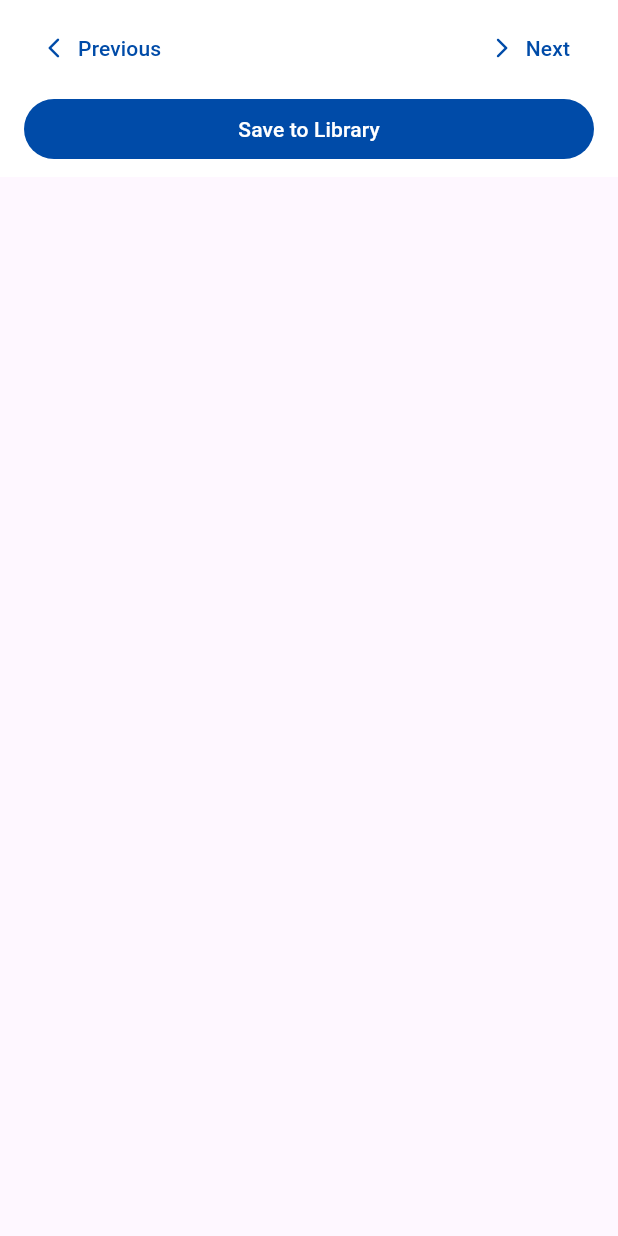
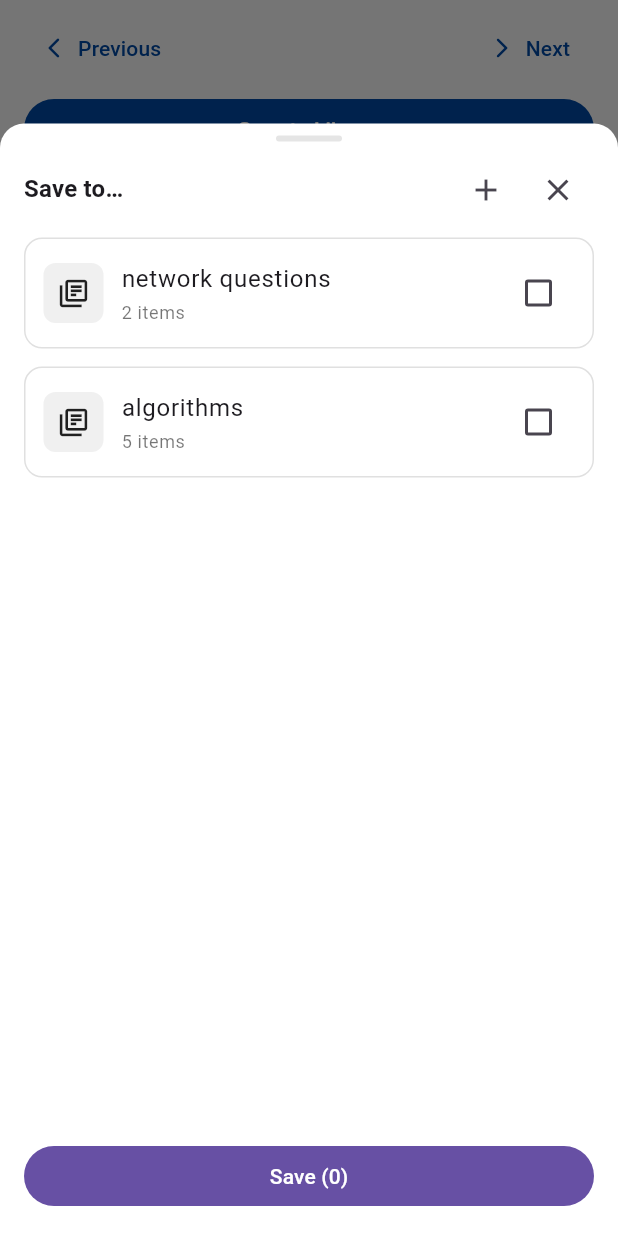
Before and after one commit to eminesenaa/mobile-interview-platform, a Flutter app: the ReviewActionBar widget shown alone on an empty page, opened directly with empty values, after a tap on "Save to Library", on a phone screen of 412 x 824 dp. Run offline on Flutter 3.47's test engine with Material 3 defaults, Android fonts, the phone set to English and light mode, and no system bars; drawn by our look-alikes of overlay_support; our stand-ins replace awesome_bottom_bar, cloud_firestore, equatable, firebase_auth, firebase_core, firebase_storage and 10 more; missing offline and left inert: flutter_code_editor, highlight, markdown; accounts and stored records are empty.

```diff
--- a/lib/main.dart
+++ b/lib/main.dart
@@ -1,8 +1,6 @@
 import 'package:flutter/material.dart';
 import 'package:get/get.dart';
 import 'package:firebase_core/firebase_core.dart';
-import 'package:interview_project/pages/exam/exam_test_page.dart';
-
 import 'constants/colors.dart';
 import 'firebase_options.dart';
 import 'pages/auth/login_page.dart';
@@ -69,7 +67,6 @@ class MyApp extends StatelessWidget {
           return auth.user != null ? MainView() : const LoginPage();
         },
       ),
-      //home: ExamTestPage(),
     );
   }
 }
--- a/lib/pages/exam/exam_review_page.dart
+++ b/lib/pages/exam/exam_review_page.dart
@@ -152,11 +152,6 @@ class ExamReviewPage extends StatelessWidget {
             ReviewActionBar(
               onPrev: c.prev,
               onNext: c.next,
-              onSave: () {
-                ScaffoldMessenger.of(context).showSnackBar(
-                  const SnackBar(content: Text('Exam saved to your library.')),
-                );
-              },
               onNavigator: () {
                 showGeneralDialog(
                   context: context,
@@ -178,6 +173,7 @@ class ExamReviewPage extends StatelessWidget {
                   },
                 );
               },
+              examId: exam.id,
             ),
           ],
         ),
--- a/lib/pages/exam/question_widgets/exam_coding_editor_page.dart
+++ b/lib/pages/exam/question_widgets/exam_coding_editor_page.dart
@@ -36,11 +36,13 @@ class ExamCodingEditorPage extends StatelessWidget {
     final template = question.codeTemplate ?? '';
     if (c.code.value.isEmpty && template.isNotEmpty) {
       // Eğer ilk defa açılıyorsa, template'i controller'a yaz
-
       if (examId != null) {
-        c.updateCode(template, examId, question.id);
+        WidgetsBinding.instance.addPostFrameCallback((_) {
+          c.updateCode(template, examId!, question.id);
+        });
       }
     }
+
 
     // CodeField controller
     final codeController = CodeController(
--- a/lib/pages/exam/widgets/review_action_bar.dart
+++ b/lib/pages/exam/widgets/review_action_bar.dart
@@ -1,19 +1,21 @@
 // lib/pages/exam/widgets/review_action_bar.dart
 import 'package:flutter/material.dart';
+import 'package:interview_project/pages/library/widgets/save_exam_to_collection_sheet.dart';
 import '../../../constants/colors.dart';
 
 class ReviewActionBar extends StatelessWidget {
   final VoidCallback onPrev;
   final VoidCallback onNext;
-  final VoidCallback onSave;
   final VoidCallback onNavigator;
+  final String examId;
+
 
   const ReviewActionBar({
     super.key,
     required this.onPrev,
     required this.onNext,
-    required this.onSave,
     required this.onNavigator,
+    required this.examId,
   });
 
   @override
@@ -46,20 +48,27 @@ class ReviewActionBar extends StatelessWidget {
             ],
           ),
           const SizedBox(height: 6),
-          // Alt: Submit (renkli ve ortalı)
+
+          // Alt: Save Exam (renkli ve ortalı)
           SizedBox(
             width: double.infinity,
             child: FilledButton(
-              onPressed: onSave,
               style: FilledButton.styleFrom(
                 backgroundColor: primaryColor,
               ),
-              child: const Text('Save to Library'),
+              onPressed: () {
+                showModalBottomSheet(
+                  context: context,
+                  isScrollControlled: true,
+                  backgroundColor: Colors.transparent,
+                  builder: (_) => SaveExamToCollectionSheet(examId: examId),
+                );
+              },
+              child: const Text("Save to Library"),
             ),
           ),
         ],
       ),
     );
-
   }
 }
--- a/lib/pages/library/collection_detail_page.dart
+++ b/lib/pages/library/collection_detail_page.dart
@@ -8,7 +8,7 @@ import '../runner/question_runner_page.dart';
 import 'library_page.dart';
 import 'services/library_service.dart';
 import '../../widgets/question_card.dart';
-import 'widgets/save_to_collection_sheet.dart';
+import 'widgets/save_question_to_collection_sheet.dart';
 
 class CollectionDetailPage extends StatelessWidget {
   final String collectionId;
--- a/lib/pages/library/library_page.dart
+++ b/lib/pages/library/library_page.dart
@@ -15,7 +15,7 @@ import 'collection_detail_page.dart';
 import 'controllers/library_controller.dart';
 import '../../models/question.dart';
 import 'services/library_service.dart';
-import 'widgets/save_to_collection_sheet.dart';
+import 'widgets/save_question_to_collection_sheet.dart';
 
 class LibraryPage extends StatelessWidget {
   const LibraryPage({super.key});
--- /dev/null
+++ b/lib/pages/library/widgets/save_exam_to_collection_sheet.dart
@@ -0,0 +1,218 @@
+import 'package:flutter/material.dart';
+import 'package:get/get.dart';
+
+class SaveExamToCollectionSheet extends StatefulWidget {
+  final String examId;
+
+  const SaveExamToCollectionSheet({
+    super.key,
+    required this.examId,
+  });
+
+  @override
+  State<SaveExamToCollectionSheet> createState() =>
+      _SaveExamToCollectionSheetState();
+}
+
+class _SaveExamToCollectionSheetState extends State<SaveExamToCollectionSheet> {
+  // NOTE: Şimdilik frontend-only; backend bağlanınca bunlar controller’dan gelecek.
+  final List<_CollectionUi> _collections = [
+    _CollectionUi(id: 'c1', name: 'network questions', itemCount: 2),
+    _CollectionUi(id: 'c2', name: 'algorithms', itemCount: 5),
+  ];
+
+  final Set<String> _selected = {};
+
+  void _toggle(String id) {
+    setState(() {
+      if (_selected.contains(id)) {
+        _selected.remove(id);
+      } else {
+        _selected.add(id);
+      }
+    });
+  }
+
+  Future<void> _createCollection() async {
+    final controller = TextEditingController();
+    final ok = await showDialog<bool>(
+      context: context,
+      builder: (_) => AlertDialog(
+        title: const Text('New Collection'),
+        content: TextField(
+          controller: controller,
+          autofocus: true,
+          decoration: const InputDecoration(hintText: 'Collection name'),
+        ),
+        actions: [
+          TextButton(onPressed: () => Navigator.pop(context, false), child: const Text('Cancel')),
+          FilledButton(onPressed: () => Navigator.pop(context, true), child: const Text('Create')),
+        ],
+      ),
+    );
+
+    if (ok == true && controller.text.trim().isNotEmpty) {
+      setState(() {
+        _collections.add(_CollectionUi(
+          id: DateTime.now().millisecondsSinceEpoch.toString(),
+          name: controller.text.trim(),
+          itemCount: 0,
+        ));
+      });
+    }
+  }
+
+  void _save() {
+    // Front-only: burada sadece snack gösteriyoruz.
+    // Backend bağlanınca, _selected içindeki collectionId’lere widget.examId ile kaydet.
+    final count = _selected.length;
+    Navigator.pop(context); // sheet’i kapat
+    if (context.mounted) {
+      ScaffoldMessenger.of(context).showSnackBar(
+        SnackBar(content: Text(count == 0
+            ? 'No collection selected.'
+            : 'Exam saved to $count collection${count > 1 ? "s" : ""} (frontend).')),
+      );
+    }
+  }
+
+  @override
+  Widget build(BuildContext context) {
+    // Yüksek sheet görünümü
+    return FractionallySizedBox(
+      heightFactor: 0.9,
+      child: Container(
+        decoration: const BoxDecoration(
+          color: Colors.white,
+          borderRadius: BorderRadius.vertical(top: Radius.circular(16)),
+        ),
+        child: SafeArea(
+          top: false,
+          child: Column(
+            children: [
+              const SizedBox(height: 8),
+              // drag handle
+              Container(
+                width: 44,
+                height: 4,
+                decoration: BoxDecoration(
+                  color: Colors.black.withOpacity(0.1),
+                  borderRadius: BorderRadius.circular(2),
+                ),
+              ),
+              const SizedBox(height: 8),
+              // Header row
+              Padding(
+                padding: const EdgeInsets.symmetric(horizontal: 16),
+                child: Row(
+                  children: [
+                    Text(
+                      'Save to…',
+                      style: Theme.of(context).textTheme.titleMedium?.copyWith(
+                        fontWeight: FontWeight.w700,
+                      ),
+                    ),
+                    const Spacer(),
+                    IconButton(
+                      tooltip: 'Create collection',
+                      icon: const Icon(Icons.add),
+                      onPressed: _createCollection,
+                    ),
+                    IconButton(
+                      tooltip: 'Close',
+                      icon: const Icon(Icons.close),
+                      onPressed: () => Navigator.pop(context),
+                    ),
+                  ],
+                ),
+              ),
+              const SizedBox(height: 8),
+              // Collections list
+              Expanded(
+                child: ListView.separated(
+                  padding: const EdgeInsets.symmetric(horizontal: 16),
+                  itemCount: _collections.length,
+                  separatorBuilder: (_, __) => const SizedBox(height: 12),
+                  itemBuilder: (_, i) {
+                    final it = _collections[i];
+                    final checked = _selected.contains(it.id);
+                    return InkWell(
+                      borderRadius: BorderRadius.circular(12),
+                      onTap: () => _toggle(it.id),
+                      child: Container(
+                        padding: const EdgeInsets.symmetric(horizontal: 12, vertical: 12),
+                        decoration: BoxDecoration(
+                          borderRadius: BorderRadius.circular(12),
+                          border: Border.all(color: Colors.black.withOpacity(0.12)),
+                        ),
+                        child: Row(
+                          children: [
+                            _DocThumb(),
+                            const SizedBox(width: 12),
+                            Expanded(
+                              child: Column(
+                                crossAxisAlignment: CrossAxisAlignment.start,
+                                children: [
+                                  Text(it.name, style: Theme.of(context).textTheme.bodyLarge),
+                                  const SizedBox(height: 2),
+                                  Text('${it.itemCount} item${it.itemCount == 1 ? "" : "s"}',
+                                      style: Theme.of(context)
+                                          .textTheme
+                                          .bodySmall
+                                          ?.copyWith(color: Colors.black54)),
+                                ],
+                              ),
+                            ),
+                            Checkbox(value: checked, onChanged: (_) => _toggle(it.id)),
+                          ],
+                        ),
+                      ),
+                    );
+                  },
+                ),
+              ),
+              // Save button
+              Padding(
+                padding: const EdgeInsets.fromLTRB(16, 8, 16, 16),
+                child: SizedBox(
+                  width: double.infinity,
+                  child: FilledButton(
+                    onPressed: _save,
+                    child: Text('Save (${_selected.length})'),
+                  ),
+                ),
+              ),
+            ],
+          ),
+        ),
+      ),
+    );
+  }
+}
+
+class _DocThumb extends StatelessWidget {
+  @override
+  Widget build(BuildContext context) {
+    return Container(
+      width: 40,
+      height: 40,
+      decoration: BoxDecoration(
+        color: Colors.black.withOpacity(0.06),
+        borderRadius: BorderRadius.circular(8),
+      ),
+      child: const Icon(Icons.library_books_outlined, size: 22),
+    );
+  }
+}
+
+class _CollectionUi {
+  final String id;
+  final String name;
+  final int itemCount;
+
+  _CollectionUi({
+    required this.id,
+    required this.name,
+    required this.itemCount,
+  });
+}
--- a/lib/pages/library/widgets/save_to_collection_sheet.dart
+++ b/lib/pages/library/widgets/save_question_to_collection_sheet.dart
@@ -1,4 +1,4 @@
-// ===================== File: lib/pages/library/widgets/save_to_collection_sheet.dart =====================
+// ===================== File: lib/pages/library/widgets/save_question_to_collection_sheet.dart =====================
 import 'package:flutter/material.dart';
 import 'package:get/get.dart';
 import '../services/library_service.dart';
--- a/lib/pages/practice/practice_page.dart
+++ b/lib/pages/practice/practice_page.dart
@@ -15,7 +15,7 @@ import 'package:interview_project/pages/practice/widgets/search_add_bar.dart';
 import 'package:interview_project/pages/practice/widgets/filter_popup.dart';
 
 import 'package:interview_project/widgets/question_card.dart';
-import 'package:interview_project/pages/library/widgets/save_to_collection_sheet.dart';
+import 'package:interview_project/pages/library/widgets/save_question_to_collection_sheet.dart';
 import 'package:interview_project/pages/library/services/library_service.dart';
 
 import '../../models/question.dart';
```
Also changed, not shown: lib/pages/exam/exam_result_page.dart (+6 -2 lines), lib/pages/exam/exam_test_page.dart (deleted, +0 -51 lines), lib/pages/exam/widgets/result_actions.dart (+14 -2 lines), lib/pages/main_view.dart (+13 -21 lines).
